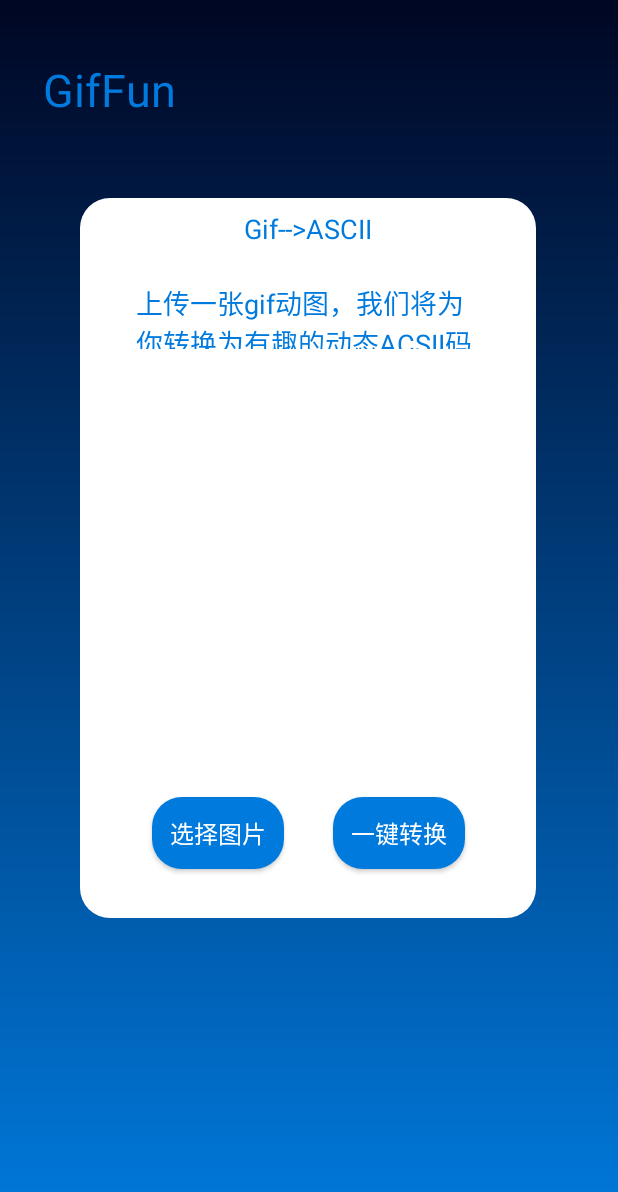
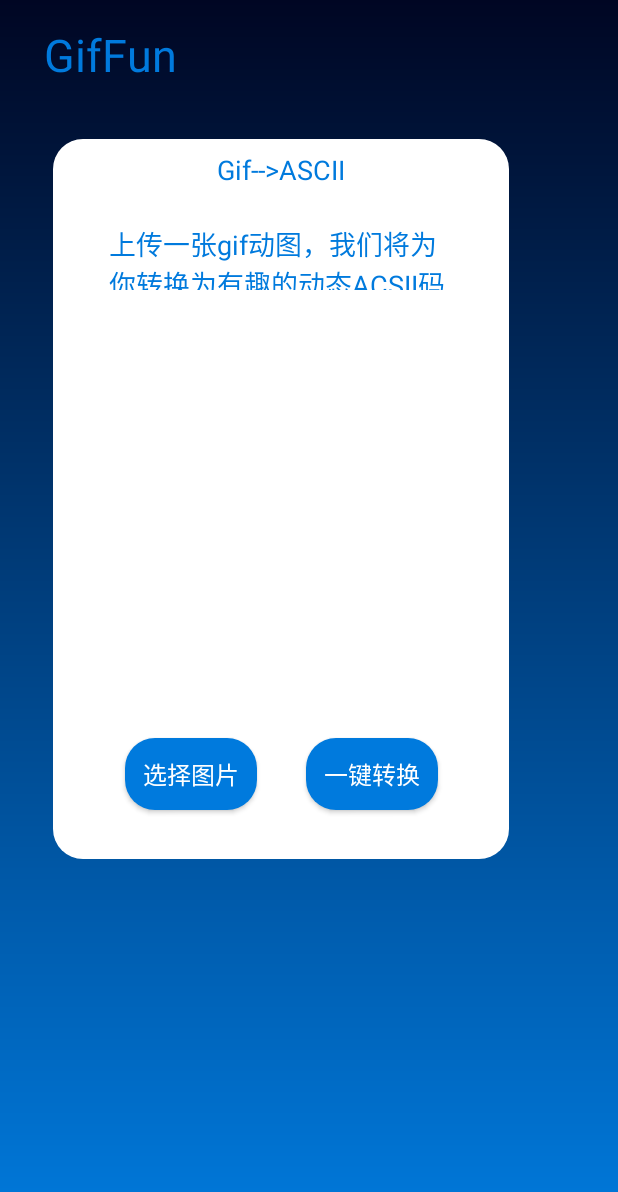
Before and after one commit to DrXZT/asciiMovie-Andorid, an Android app: the screen it shows after launch (MainActivity), on a phone screen of 412 x 824 dp. Shown: the top 1192 px of the screen. Run offline under Robolectric (Android 15) with nearby library versions, the phone set to English and light mode, and no system bars; pictures from the network do not load.

```diff
--- a/app/src/main/res/layout/activity_main.xml
+++ b/app/src/main/res/layout/activity_main.xml
@@ -12,11 +12,11 @@
         android:layout_width="304dp"
         android:layout_height="480dp"
         android:layout_marginStart="8dp"
-        android:layout_marginTop="52dp"
+        android:layout_marginTop="36dp"
         android:layout_marginEnd="8dp"
         android:background="@drawable/view_circle_shape"
         app:layout_constraintEnd_toEndOf="parent"
-        app:layout_constraintHorizontal_bias="0.494"
+        app:layout_constraintHorizontal_bias="0.3"
         app:layout_constraintStart_toStartOf="parent"
         app:layout_constraintTop_toBottomOf="@+id/textView_GifFun" />
 
@@ -58,12 +58,13 @@
         android:layout_width="wrap_content"
         android:layout_height="wrap_content"
         android:layout_marginStart="29dp"
-        android:layout_marginTop="39dp"
+        android:layout_marginTop="16dp"
         android:layout_marginEnd="295dp"
         android:text="@string/giffun"
         android:textColor="#007ADD"
         android:textSize="30sp"
         app:layout_constraintEnd_toEndOf="parent"
+        app:layout_constraintHorizontal_bias="0.0"
         app:layout_constraintStart_toStartOf="parent"
         app:layout_constraintTop_toTopOf="parent" />
 
@@ -92,17 +93,6 @@
         app:layout_constraintStart_toStartOf="@+id/view"
         app:layout_constraintTop_toBottomOf="@+id/textView_GifToASCII" />
 
-    <ProgressBar
-        android:id="@+id/progressBar"
-        style="?android:attr/progressBarStyle"
-        android:layout_width="129dp"
-        android:layout_height="130dp"
-        android:visibility="gone"
-        app:layout_constraintBottom_toBottomOf="@+id/gifView"
-        app:layout_constraintEnd_toEndOf="@+id/gifView"
-        app:layout_constraintStart_toStartOf="@+id/gifView"
-        app:layout_constraintTop_toTopOf="@+id/gifView" />
-
     <pl.droidsonroids.gif.GifImageView
         android:id="@+id/gifView"
         android:layout_width="288dp"
@@ -115,5 +105,17 @@
         app:layout_constraintTop_toBottomOf="@+id/textView_Gif"
         app:layout_constraintVertical_bias="0.115" />
 
+    <ProgressBar
+        android:id="@+id/progressBar"
+        style="?android:attr/progressBarStyle"
+        android:layout_width="207dp"
+        android:layout_height="194dp"
+        android:layout_marginBottom="8dp"
+        android:visibility="gone"
+        app:layout_constraintBottom_toBottomOf="@+id/gifView"
+        app:layout_constraintEnd_toEndOf="@+id/gifView"
+        app:layout_constraintStart_toStartOf="@+id/gifView"
+        app:layout_constraintTop_toTopOf="@+id/gifView" />
+
 
 </android.support.constraint.ConstraintLayout>
```
Also changed, not shown: app/src/main/java/com/asciimovie/drxzt/asciimovie/MainActivity.java (+20 -17 lines).
